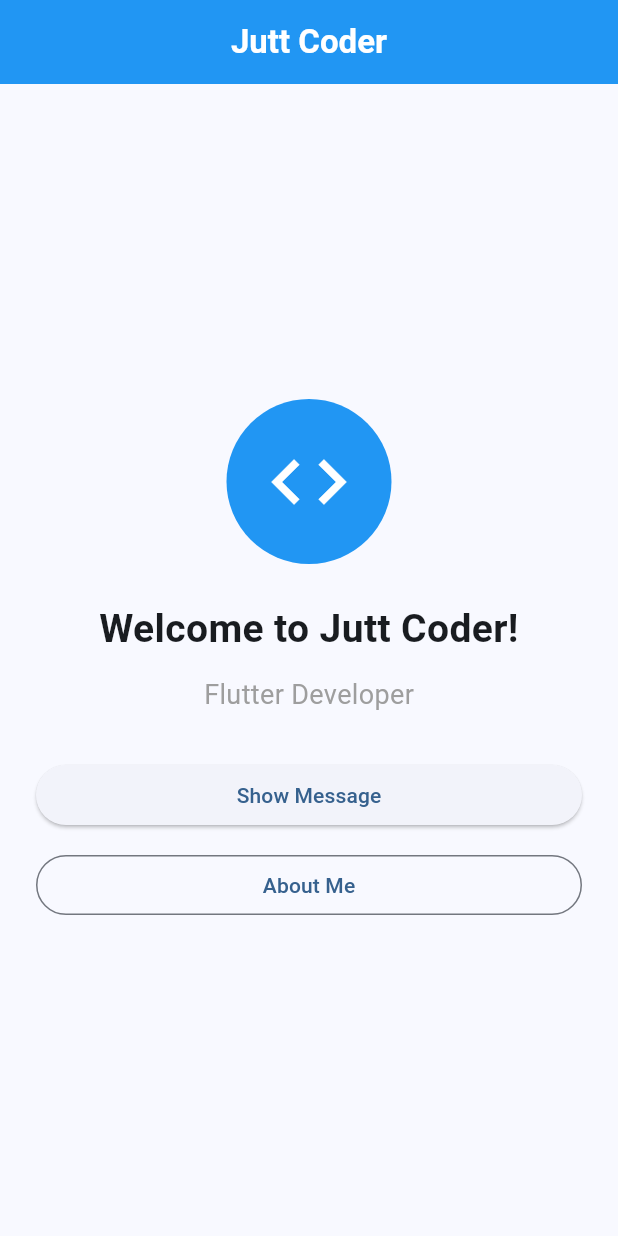
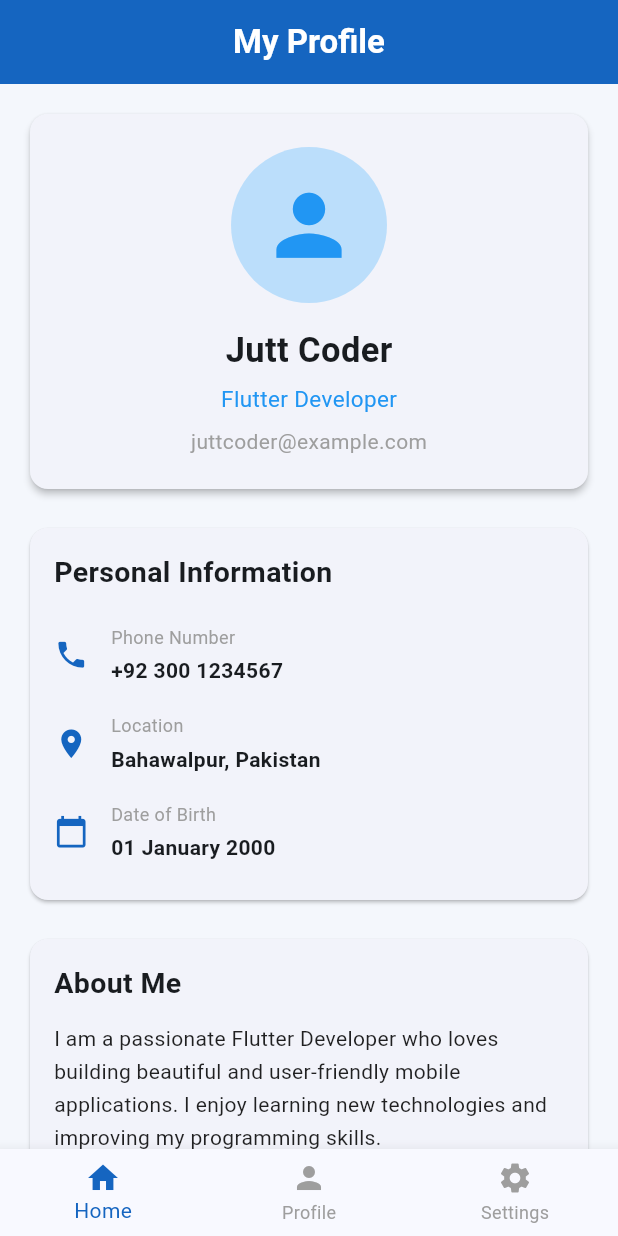
Before and after one commit to jutt-azeem/my_first_app, a Flutter app: the screen it shows after launch, on a phone screen of 412 x 824 dp. Run offline on Flutter 3.47's test engine with Material 3 defaults, Android fonts, the phone set to English and light mode, and no system bars.

Commit message:
Update main.dart

```diff
--- a/lib/main.dart
+++ b/lib/main.dart
@@ -12,159 +12,290 @@ class MyApp extends StatelessWidget {
   Widget build(BuildContext context) {
     return MaterialApp(
       debugShowCheckedModeBanner: false,
-      title: 'Jutt Coder',
+      title: 'My Profile',
       theme: ThemeData(
-        colorScheme: ColorScheme.fromSeed(
-          seedColor: Colors.blue,
-        ),
+        colorSchemeSeed: Colors.blue,
         useMaterial3: true,
       ),
-      home: const HomeScreen(),
+      home: const ProfileScreen(),
     );
   }
 }
 
-class HomeScreen extends StatelessWidget {
-  const HomeScreen({super.key});
+class ProfileScreen extends StatefulWidget {
+  const ProfileScreen({super.key});
+
+  @override
+  State<ProfileScreen> createState() => _ProfileScreenState();
+}
+
+class _ProfileScreenState extends State<ProfileScreen> {
+  int selectedIndex = 0;
+
+  final Color primaryColor = const Color(0xFF1565C0);
+
+  Widget infoTile(IconData icon, String title, String value) {
+    return Padding(
+      padding: const EdgeInsets.symmetric(vertical: 9),
+      child: Row(
+        children: [
+          Icon(icon, color: primaryColor, size: 23),
+          const SizedBox(width: 15),
+          Expanded(
+            child: Column(
+              crossAxisAlignment: CrossAxisAlignment.start,
+              children: [
+                Text(title,
+                    style: const TextStyle(
+                        color: Colors.grey, fontSize: 12)),
+                const SizedBox(height: 4),
+                Text(value,
+                    style: const TextStyle(
+                        fontWeight: FontWeight.w600, fontSize: 14)),
+              ],
+            ),
+          ),
+        ],
+      ),
+    );
+  }
+
+  Widget sectionTitle(String title) {
+    return Padding(
+      padding: const EdgeInsets.only(bottom: 12),
+      child: Text(
+        title,
+        style: const TextStyle(
+          fontSize: 19,
+          fontWeight: FontWeight.bold,
+        ),
+      ),
+    );
+  }
 
   @override
   Widget build(BuildContext context) {
     return Scaffold(
+      backgroundColor: const Color(0xFFF4F7FC),
+
       appBar: AppBar(
-        title: const Text(
-          'Jutt Coder',
-          style: TextStyle(fontWeight: FontWeight.bold),
-        ),
-        backgroundColor: Colors.blue,
+        backgroundColor: primaryColor,
         foregroundColor: Colors.white,
         centerTitle: true,
-      ),
-
-      body: Center(
-        child: Padding(
-          padding: const EdgeInsets.all(24),
-          child: Column(
-            mainAxisAlignment: MainAxisAlignment.center,
-            children: [
-              const CircleAvatar(
-                radius: 55,
-                backgroundColor: Colors.blue,
-                child: Icon(
-                  Icons.code,
-                  size: 60,
-                  color: Colors.white,
+        title: const Text(
+          'My Profile',
+          style: TextStyle(fontWeight: FontWeight.bold),
         ),
       ),
 
-              const SizedBox(height: 25),
+      body: SingleChildScrollView(
+        padding: const EdgeInsets.all(16),
+        child: Column(
+          children: [
+
+            // Profile Header
+            Card(
+              elevation: 2,
+              child: Container(
+                width: double.infinity,
+                padding: const EdgeInsets.all(22),
+                child: Column(
+                  children: [
+                    CircleAvatar(
+                      radius: 52,
+                      backgroundColor: Colors.blue.shade100,
+                      child: const Icon(
+                        Icons.person,
+                        size: 65,
+                        color: Colors.blue,
+                      ),
+                    ),
+
+                    const SizedBox(height: 15),
 
                     const Text(
-                'Welcome to Jutt Coder!',
-                textAlign: TextAlign.center,
+                      'Jutt Coder',
                       style: TextStyle(
-                  fontSize: 26,
+                        fontSize: 23,
                         fontWeight: FontWeight.bold,
                       ),
                     ),
 
-              const SizedBox(height: 12),
+                    const SizedBox(height: 5),
 
                     const Text(
                       'Flutter Developer',
                       style: TextStyle(
-                  fontSize: 18,
-                  color: Colors.grey,
+                        color: Colors.blue,
+                        fontSize: 15,
                       ),
                     ),
 
-              const SizedBox(height: 30),
+                    const SizedBox(height: 8),
 
-              SizedBox(
-                width: double.infinity,
-                child: ElevatedButton(
-                  onPressed: () {
-                    ScaffoldMessenger.of(context).showSnackBar(
-                      const SnackBar(
-                        content: Text(
-                          'Hello! Welcome to Jutt Coder.',
+                    const Text(
+                      'juttcoder@example.com',
+                      style: TextStyle(color: Colors.grey),
                     ),
+                  ],
                 ),
-                    );
-                  },
-                  child: const Text('Show Message'),
               ),
             ),
 
-              const SizedBox(height: 12),
+            const SizedBox(height: 18),
 
-              SizedBox(
-                width: double.infinity,
-                child: OutlinedButton(
-                  onPressed: () {
-                    Navigator.push(
-                      context,
-                      MaterialPageRoute(
-                        builder: (context) => const AboutScreen(),
+            // Personal Information
+            Card(
+              child: Padding(
+                padding: const EdgeInsets.all(16),
+                child: Column(
+                  crossAxisAlignment: CrossAxisAlignment.start,
+                  children: [
+                    sectionTitle('Personal Information'),
+
+                    infoTile(Icons.phone, 'Phone Number',
+                        '+92 300 1234567'),
+
+                    infoTile(Icons.location_on, 'Location',
+                        'Bahawalpur, Pakistan'),
+
+                    infoTile(Icons.calendar_today, 'Date of Birth',
+                        '01 January 2000'),
+                  ],
                 ),
-                    );
-                  },
-                  child: const Text('About Me'),
+              ),
+            ),
+
+            const SizedBox(height: 18),
+
+            // About Me
+            Card(
+              child: Padding(
+                padding: const EdgeInsets.all(16),
+                child: Column(
+                  crossAxisAlignment: CrossAxisAlignment.start,
+                  children: [
+                    sectionTitle('About Me'),
+
+                    const Text(
+                      'I am a passionate Flutter Developer who loves '
+                          'building beautiful and user-friendly mobile '
+                          'applications. I enjoy learning new technologies '
+                          'and improving my programming skills.',
+                      style: TextStyle(
+                        fontSize: 14,
+                        height: 1.6,
+                        color: Colors.black87,
                       ),
                     ),
                   ],
                 ),
               ),
             ),
-    );
-  }
-}
 
-class AboutScreen extends StatelessWidget {
-  const AboutScreen({super.key});
+            const SizedBox(height: 18),
 
-  @override
-  Widget build(BuildContext context) {
-    return Scaffold(
-      appBar: AppBar(
-        title: const Text('About Me'),
-        backgroundColor: Colors.blue,
-        foregroundColor: Colors.white,
-      ),
+            // Skills Section
+            Card(
+              child: Padding(
+                padding: const EdgeInsets.all(16),
+                child: Column(
+                  crossAxisAlignment: CrossAxisAlignment.start,
+                  children: [
+                    sectionTitle('My Skills'),
 
-      body: const Center(
-        child: Padding(
-          padding: EdgeInsets.all(24),
-          child: Column(
-            mainAxisAlignment: MainAxisAlignment.center,
-            children: [
-              Icon(
-                Icons.person,
-                size: 90,
-                color: Colors.blue,
-              ),
-
-              SizedBox(height: 20),
-
-              Text(
-                'Jutt Coder',
-                style: TextStyle(
-                  fontSize: 28,
-                  fontWeight: FontWeight.bold,
-                ),
-              ),
-
-              SizedBox(height: 12),
-
-              Text(
-                'I am a Flutter Developer. '
-                    'I love building cross-platform mobile applications.',
-                textAlign: TextAlign.center,
-                style: TextStyle(fontSize: 16),
+                    Wrap(
+                      spacing: 8,
+                      runSpacing: 8,
+                      children: const [
+                        Chip(label: Text('Flutter')),
+                        Chip(label: Text('Dart')),
+                        Chip(label: Text('Firebase')),
+                        Chip(label: Text('UI Design')),
+                        Chip(label: Text('GitHub')),
+                        Chip(label: Text('Android')),
+                      ],
                     ),
                   ],
                 ),
               ),
             ),
+
+            const SizedBox(height: 20),
+
+            // Action Buttons
+            Row(
+              children: [
+                Expanded(
+                  child: ElevatedButton.icon(
+                    onPressed: () {
+                      ScaffoldMessenger.of(context).showSnackBar(
+                        const SnackBar(
+                          content: Text('Edit Profile clicked!'),
+                        ),
+                      );
+                    },
+                    icon: const Icon(Icons.edit),
+                    label: const Text('Edit Profile'),
+                    style: ElevatedButton.styleFrom(
+                      backgroundColor: primaryColor,
+                      foregroundColor: Colors.white,
+                      padding: const EdgeInsets.symmetric(vertical: 14),
+                    ),
+                  ),
+                ),
+
+                const SizedBox(width: 12),
+
+                Expanded(
+                  child: OutlinedButton.icon(
+                    onPressed: () {
+                      ScaffoldMessenger.of(context).showSnackBar(
+                        const SnackBar(
+                          content: Text('Share Profile clicked!'),
+                        ),
+                      );
+                    },
+                    icon: const Icon(Icons.share),
+                    label: const Text('Share Profile'),
+                    style: OutlinedButton.styleFrom(
+                      padding: const EdgeInsets.symmetric(vertical: 14),
+                    ),
+                  ),
+                ),
+              ],
+            ),
+
+            const SizedBox(height: 20),
+          ],
+        ),
+      ),
+
+      // Bottom Navigation Bar
+      bottomNavigationBar: BottomNavigationBar(
+        currentIndex: selectedIndex,
+        selectedItemColor: primaryColor,
+        unselectedItemColor: Colors.grey,
+        onTap: (index) {
+          setState(() {
+            selectedIndex = index;
+          });
+        },
+        items: const [
+          BottomNavigationBarItem(
+            icon: Icon(Icons.home),
+            label: 'Home',
+          ),
+          BottomNavigationBarItem(
+            icon: Icon(Icons.person),
+            label: 'Profile',
+          ),
+          BottomNavigationBarItem(
+            icon: Icon(Icons.settings),
+            label: 'Settings',
+          ),
+        ],
+      ),
     );
   }
 }
```
Lines whose indentation alone changed are shown as unchanged.
